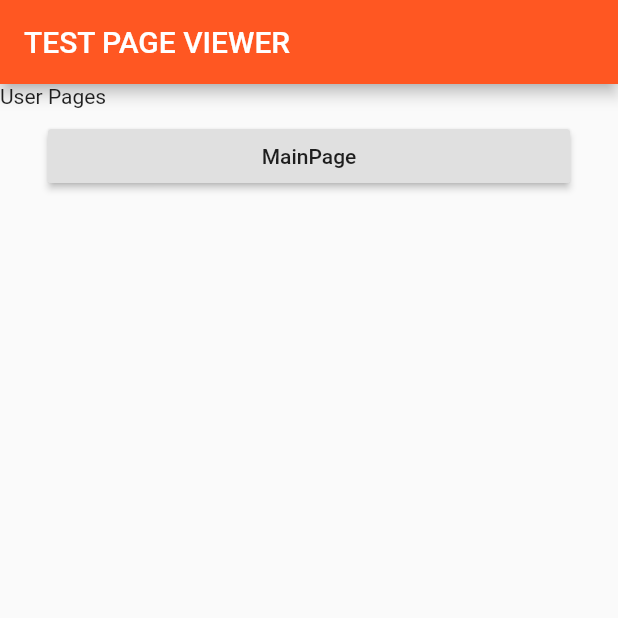
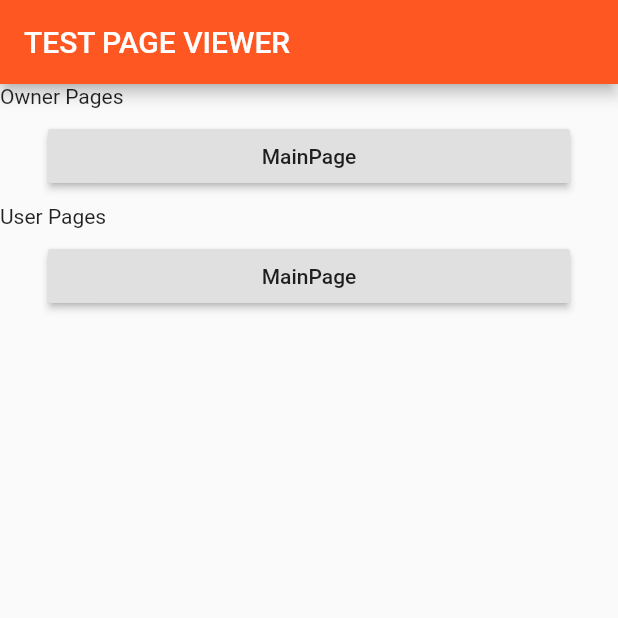
Before and after one commit to es-match/ematch, a Flutter app: the screen it shows after launch, on a phone screen of 412 x 824 dp, the top half of it. Run offline on Flutter 3.47's test engine with Material 2 defaults, Android fonts, the phone set to English and light mode, and no system bars; our stand-ins replace firebase_auth, firebase_core, google_sign_in; missing offline and left inert: simple_search_bar; accounts and stored records are empty.

Commit message:
Update testpageviewer.dart

```diff
--- a/lib/TESTCONTROLWIDGETS/testpageviewer.dart
+++ b/lib/TESTCONTROLWIDGETS/testpageviewer.dart
@@ -1,7 +1,22 @@
 import 'package:ematch/UserApp/views/main_page.dart';
 import 'package:flutter/material.dart';
 
-Map<String, Widget> userPageWidgers = getUserPageWidgetList();
+var userPageWidgets = getUserPageWidgetList();
+var ownerPageWidgets = getOwnerPageWidgetList();
+
+Map<String, Widget> getOwnerPageWidgetList() {
+  Map _opwidgets = Map<String, Widget>();
+  _opwidgets["MainPage"] = MainPage();
+
+  return _opwidgets;
+}
+
+Map<String, Widget> getUserPageWidgetList() {
+  Map _upwidgets = Map<String, Widget>();
+  _upwidgets["MainPage"] = MainPage();
+
+  return _upwidgets;
+}
 
 class TestPageViewer extends StatelessWidget {
   @override
@@ -12,6 +27,24 @@ class TestPageViewer extends StatelessWidget {
       ),
       body: ListView(
         children: [
+          Text("Owner Pages"),
+          ListTile(
+              title: ListView.builder(
+                  shrinkWrap: true,
+                  itemCount: userPageWidgets.length,
+                  itemBuilder: (context, index) {
+                    String key = ownerPageWidgets.keys.elementAt(index);
+                    return ListTile(
+                      title: RaisedButton(
+                        child: Text('$key'),
+                        onPressed: () => Navigator.push(
+                          context,
+                          MaterialPageRoute(
+                              builder: (context) => ownerPageWidgets[key]),
+                        ),
+                      ),
+                    );
+                  })),
           Text("User Pages"),
           ListTile(
             title: UserPageListView(),
@@ -31,25 +64,18 @@ class UserPageListView extends StatelessWidget {
   Widget build(BuildContext context) {
     return ListView.builder(
         shrinkWrap: true,
-        itemCount: userPageWidgers.length,
+        itemCount: userPageWidgets.length,
         itemBuilder: (context, index) {
-          String key = userPageWidgers.keys.elementAt(index);
+          String key = userPageWidgets.keys.elementAt(index);
           return ListTile(
             title: RaisedButton(
               child: Text('$key'),
               onPressed: () => Navigator.push(
                 context,
-                MaterialPageRoute(builder: (context) => userPageWidgers[key]),
+                MaterialPageRoute(builder: (context) => userPageWidgets[key]),
               ),
             ),
           );
         });
   }
 }
-
-Map<String, Widget> getUserPageWidgetList() {
-  Map _widgets = Map<String, Widget>();
-  _widgets["MainPage"] = MainPage();
-
-  return _widgets;
-}
```
